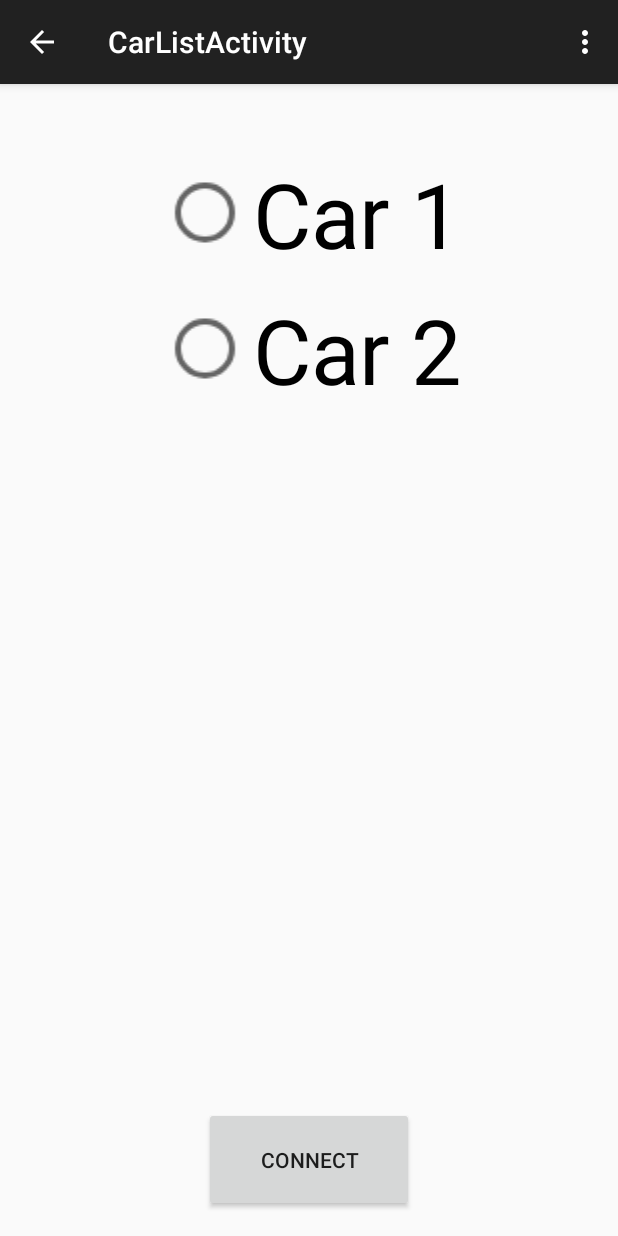
After one commit to Jooster2/SmashCars, an Android app: the CarListActivity screen opened directly, with no data from a screen before it, on a phone screen of 412 x 824 dp. The commit adds this screen. Run offline under Robolectric (Android 15) with nearby library versions, the light colour scheme and no system bars.

Commit message:
Tried moving from fragment to activity, no luck
Signed-off-by: Jooster2 <joakim.schmidt@gmail.com>

```diff
--- /dev/null
+++ b/controller/app/src/main/java/com/smashcars/core/CarListActivity.java
@@ -0,0 +1,81 @@
+package com.smashcars.core;
+
+import android.content.Intent;
+import android.support.v7.app.AppCompatActivity;
+import android.os.Bundle;
+import android.view.LayoutInflater;
+import android.view.Menu;
+import android.view.MenuItem;
+import android.view.View;
+import android.view.ViewGroup;
+import android.widget.Button;
+import android.widget.RadioButton;
+
+import com.smashcars.R;
+
+public class CarListActivity extends AppCompatActivity {
+    private Button connectButton;
+    private RadioButton car1Button;
+    private RadioButton car2Button;
+
+    private String macAddress;
+
+    private static final String CAR_1_MAC_ADDRESS = "00:06:66:7B:AC:2C";
+    private static final String CAR_2_MAC_ADDRESS = "00:06:66:7B:AB:CA";
+
+    @Override
+    protected void onCreate(Bundle savedInstanceState) {
+        super.onCreate(savedInstanceState);
+        setContentView(R.layout.activity_car_list);
+
+        connectButton = (Button)findViewById(R.id.connectButton);
+        car1Button = (RadioButton)findViewById(R.id.car1Button);
+        car2Button = (RadioButton)findViewById(R.id.car2Button);
+
+        car1Button.setOnClickListener(new View.OnClickListener() {
+            @Override
+            public void onClick(View v) {
+                macAddress = CAR_1_MAC_ADDRESS;
+            }
+
+        });
+
+        car2Button.setOnClickListener(new View.OnClickListener() {
+            @Override
+            public void onClick(View v) {
+                macAddress = CAR_2_MAC_ADDRESS;
+            }
+        });
+
+    }
+
+    public void connect(View v) {
+        Intent result = new Intent();
+        result.putExtra("result", macAddress);
+        setResult(RESULT_OK, result);
+        this.finish();
+        return;
+    }
+
+    @Override
+    public boolean onCreateOptionsMenu(Menu menu) {
+        // Inflate the menu; this adds items to the action bar if it is present.
+        getMenuInflater().inflate(R.menu.menu_car_list, menu);
+        return true;
+    }
+
+    @Override
+    public boolean onOptionsItemSelected(MenuItem item) {
+        // Handle action bar item clicks here. The action bar will
+        // automatically handle clicks on the Home/Up button, so long
+        // as you specify a parent activity in AndroidManifest.xml.
+        int id = item.getItemId();
+
+        //noinspection SimplifiableIfStatement
+        if(id == R.id.action_settings) {
+            return true;
+        }
+
+        return super.onOptionsItemSelected(item);
+    }
+}
--- /dev/null
+++ b/controller/app/src/main/res/layout/activity_car_list.xml
@@ -0,0 +1,64 @@
+<FrameLayout xmlns:android="http://schemas.android.com/apk/res/android"
+                xmlns:tools="http://schemas.android.com/tools"
+                android:layout_width="match_parent"
+                android:layout_height="match_parent"
+                android:paddingLeft="@dimen/activity_horizontal_margin"
+                android:paddingRight="@dimen/activity_horizontal_margin"
+                android:paddingTop="@dimen/activity_vertical_margin"
+                android:paddingBottom="@dimen/activity_vertical_margin"
+                tools:context="com.smashcars.core.CarListActivity">
+
+    <RelativeLayout
+        android:layout_width="match_parent"
+        android:layout_height="match_parent"
+        android:layout_gravity="center">
+
+        <Button
+            android:layout_width="wrap_content"
+            android:layout_height="wrap_content"
+            android:text="Connect"
+            android:width="140dp"
+            android:height="70dp"
+            android:id="@+id/connectButton"
+            android:layout_gravity="center_horizontal|bottom"
+            android:layout_alignParentBottom="true"
+            android:layout_centerHorizontal="true"
+            android:onClick="connect"/>
+
+        <RadioGroup
+            android:layout_width="match_parent"
+            android:layout_height="match_parent"
+            android:layout_centerHorizontal="true"
+            android:layout_alignParentTop="true">
+
+            <RadioButton
+                android:layout_width="wrap_content"
+                android:layout_height="wrap_content"
+                android:text="Car 1"
+                android:textSize="30dp"
+                android:scaleX="2"
+                android:scaleY="2"
+                android:id="@+id/car1Button"
+                android:layout_alignParentTop="true"
+                android:layout_centerHorizontal="true"
+                android:checked="false"
+                android:layout_gravity="center_horizontal"
+                android:layout_margin="50dp"/>
+
+            <RadioButton
+                android:layout_width="wrap_content"
+                android:layout_height="wrap_content"
+                android:text="Car 2"
+                android:textSize="30dp"
+                android:scaleX="2"
+                android:scaleY="2"
+                android:id="@+id/car2Button"
+                android:layout_below="@+id/car1Button"
+                android:layout_centerHorizontal="true"
+                android:checked="false"
+                android:layout_gravity="center_horizontal"/>
+
+        </RadioGroup>
+    </RelativeLayout>
+
+</FrameLayout>
--- /dev/null
+++ b/controller/app/src/main/res/menu/menu_car_list.xml
@@ -0,0 +1,9 @@
+<menu xmlns:android="http://schemas.android.com/apk/res/android"
+      xmlns:app="http://schemas.android.com/apk/res-auto"
+      xmlns:tools="http://schemas.android.com/tools"
+      tools:context="com.smashcars.core.CarListActivity">
+    <item android:id="@+id/action_settings"
+          android:title="@string/action_settings"
+          android:orderInCategory="100"
+          app:showAsAction="never"/>
+</menu>
--- a/controller/app/src/main/res/values/strings.xml
+++ b/controller/app/src/main/res/values/strings.xml
@@ -6,4 +6,5 @@
 
 <!-- TODO: Remove or change this placeholder text -->
     <string name="hello_blank_fragment">Hello blank fragment</string>
+    <string name="title_activity_car_list">CarListActivity</string>
 </resources>
```
Also changed, not shown: controller/app/src/main/AndroidManifest.xml (+22 -7 lines), controller/app/src/main/java/com/smashcars/core/BluetoothHandler.java (+24 -1 lines), controller/app/src/main/java/com/smashcars/core/MainActivity.java (+54 -18 lines), controller/app/src/main/res/layout/joystick_fragment.xml (+9 -0 lines).
